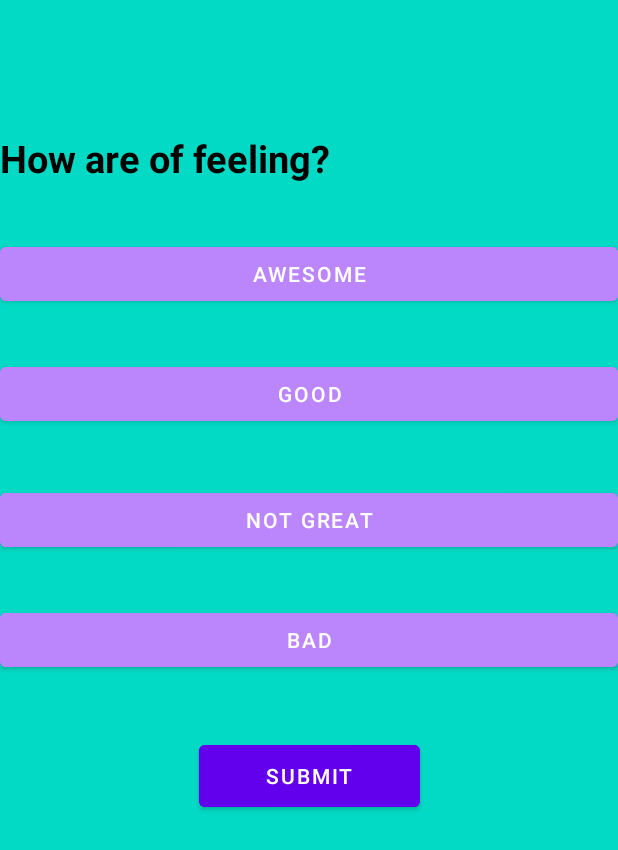
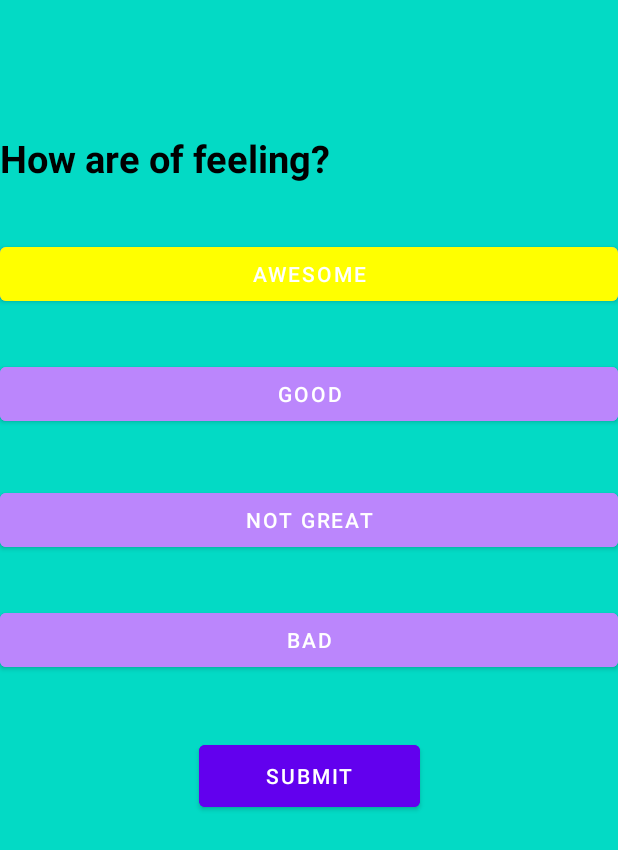
Before and after one commit to sengourav/SensorService, an Android app: the MainActivity5 screen opened directly, with no data from a screen before it, after a tap on "AWESOME", on a phone screen of 412 x 824 dp. Shown: the top 850 px of the screen. Run offline under Robolectric (Android 15) with nearby library versions, the phone set to English and light mode, and no system bars.

Commit message:
Initial Commit

```diff
--- a/app/src/main/AndroidManifest.xml
+++ b/app/src/main/AndroidManifest.xml
@@ -36,7 +36,6 @@
             </intent-filter>
         </activity>
         <receiver android:name=".broadcastReceiver"/>
-
         <service android:name=".BackgroundService" />
         <service android:name=".BackgroundService2" />
         <service android:name=".BackgroundService3" />
--- a/app/src/main/java/com/example/sensorservice/BackgroundService.kt
+++ b/app/src/main/java/com/example/sensorservice/BackgroundService.kt
@@ -45,7 +45,7 @@ class BackgroundService: Service(),SensorEventListener {
         sensorManager = getSystemService(Context.SENSOR_SERVICE) as SensorManager
         sensor = sensorManager.getDefaultSensor(Sensor.TYPE_GYROSCOPE)
         sensorManager.registerListener(this,sensor,SensorManager.SENSOR_DELAY_NORMAL)
-        MainActivity().createNotificationChannel()
+//        MainActivity().createNotificationChannel()
 
     }
 
--- a/app/src/main/java/com/example/sensorservice/MainActivity.kt
+++ b/app/src/main/java/com/example/sensorservice/MainActivity.kt
@@ -1,3 +1,4 @@
+
 package com.example.sensorservice
 
 import android.app.AlarmManager
@@ -78,8 +79,8 @@ class MainActivity : AppCompatActivity(),SensorEventListener {
         alarmIntent=PendingIntent.getBroadcast(this,0,intent,0)
         val calendar: Calendar = Calendar.getInstance().apply {
             timeInMillis = System.currentTimeMillis()
-            set(Calendar.HOUR_OF_DAY,17)
-            set(Calendar.MINUTE,5)
+            set(Calendar.HOUR_OF_DAY,12)
+            set(Calendar.MINUTE,40)
         }
         alarmMgr?.setInexactRepeating(
             AlarmManager.RTC_WAKEUP,
--- a/app/src/main/java/com/example/sensorservice/MainActivity5.kt
+++ b/app/src/main/java/com/example/sensorservice/MainActivity5.kt
@@ -1,5 +1,6 @@
 package com.example.sensorservice
 
+import android.graphics.Color
 import android.os.Bundle
 import android.os.Environment
 import android.util.JsonReader
@@ -69,6 +70,10 @@ class MainActivity5 : AppCompatActivity(),View.OnClickListener{
 
     override fun onClick(v: View?) {
         val b :Button = v as Button
+        ansAButton.setBackgroundColor(getColor(R.color.purple_200))
+        ansBButton.setBackgroundColor(getColor(R.color.purple_200))
+        ansCButton.setBackgroundColor(getColor(R.color.purple_200))
+        ansDButton.setBackgroundColor(getColor(R.color.purple_200))
         if(b!!.id==R.id.button5){
             index=index+1
             if(index==QuestionAnswer().questions.size){
@@ -94,19 +99,24 @@ class MainActivity5 : AppCompatActivity(),View.OnClickListener{
                     bufferedWriter.append(jsonArray.toString())
                     bufferedWriter.close()
 
-            }}
+            }
+            }
             else
                 loadQuestion()
         }
         else if(b!!.id==R.id.button1){
+            b.setBackgroundColor(Color.YELLOW)
             jsonObject.put(QuestionAnswer().jsonques[index],v.text)
         }
         else if(b!!.id==R.id.button2){
+            b.setBackgroundColor(Color.YELLOW)
             jsonObject.put(QuestionAnswer().jsonques[index],v.text)
         }
         else if(b!!.id==R.id.button3){
+            b.setBackgroundColor(Color.YELLOW)
             jsonObject.put(QuestionAnswer().jsonques[index],v.text)
         }else{
+            b.setBackgroundColor(Color.YELLOW)
             jsonObject.put(QuestionAnswer().jsonques[index],v.text)
         }
 
--- a/app/src/main/java/com/example/sensorservice/broadcastReceiver.kt
+++ b/app/src/main/java/com/example/sensorservice/broadcastReceiver.kt
@@ -14,7 +14,7 @@ class broadcastReceiver:BroadcastReceiver(){
     val CHANNEL_ID = "MySensorServiceChannel"
     override fun onReceive(p0: Context, p1: Intent?) {
         var intent:Intent= Intent(p0,MainActivity5::class.java)
-        intent.setFlags(Intent.FLAG_ACTIVITY_CLEAR_TASK or Intent.FLAG_ACTIVITY_NEW_TASK)
+        intent.setFlags(Intent.FLAG_ACTIVITY_CLEAR_TASK   or Intent.FLAG_ACTIVITY_NEW_TASK)
         var pendingIntent:PendingIntent=PendingIntent.getActivity(p0,0,intent,0)
         val notification = NotificationCompat.Builder(p0,CHANNEL_ID)
             .setContentTitle("Survey")
```
